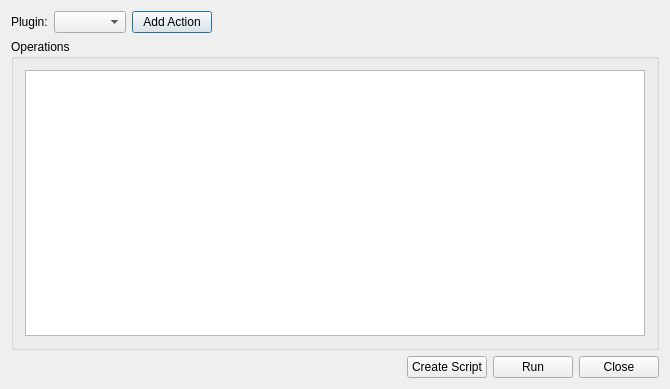
The window that src/AnyWave/Batch/AwBatchDialog.ui (HIP-infrastructure/anywave-code) describes before a commit, drawn with Qt 5.
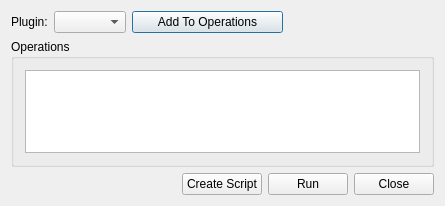
The same window after the commit.

Commit message: Fixing issues with Montage. Still working on Batch UI feature...

Patch:
```diff
--- a/src/AnyWave/Batch/AwBatchDialog.ui
+++ b/src/AnyWave/Batch/AwBatchDialog.ui
@@ -6,8 +6,8 @@
    <rect>
     <x>0</x>
     <y>0</y>
-    <width>670</width>
-    <height>389</height>
+    <width>445</width>
+    <height>206</height>
    </rect>
   </property>
   <property name="windowTitle">
@@ -27,9 +27,15 @@
       <widget class="QComboBox" name="comboPlugin"/>
      </item>
      <item>
-      <widget class="QPushButton" name="pushButton_4">
+      <widget class="QPushButton" name="buttonAdd">
+       <property name="sizePolicy">
+        <sizepolicy hsizetype="Expanding" vsizetype="Fixed">
+         <horstretch>0</horstretch>
+         <verstretch>0</verstretch>
+        </sizepolicy>
+       </property>
        <property name="text">
-        <string>Add Action</string>
+        <string>Add To Operations</string>
        </property>
       </widget>
      </item>
```
Left out of the diff: 10 changed lines with no effect on the pictures. The commit also changes 14 other files.
